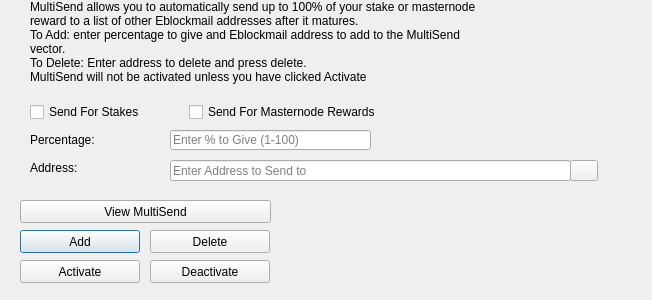
First picture: the form in src/qt/forms/multisenddialog.ui, repository eenglish34/E-BlockMail, before the edit.
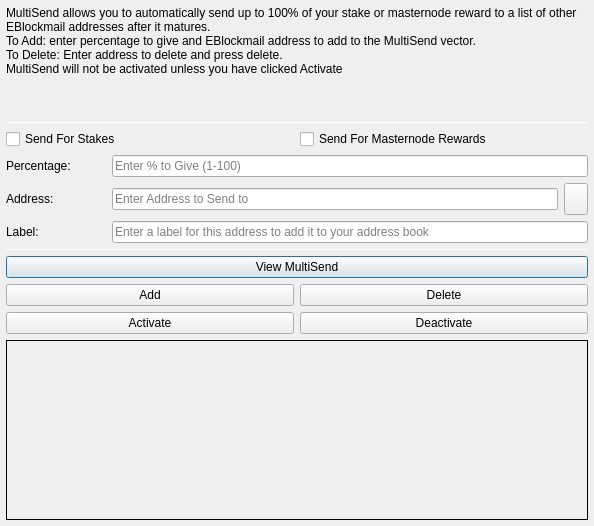
Second picture: the form after the edit. Icons and pictures are not drawn.

The edit to the form file:
```diff
--- a/src/qt/forms/multisenddialog.ui
+++ b/src/qt/forms/multisenddialog.ui
@@ -9,22 +9,106 @@
    <rect>
     <x>0</x>
     <y>0</y>
-    <width>652</width>
-    <height>300</height>
+    <width>594</width>
+    <height>526</height>
    </rect>
   </property>
   <property name="windowTitle">
    <string>MultiSend</string>
   </property>
+  <layout class="QVBoxLayout" name="verticalLayout" stretch="0">
+   <property name="leftMargin">
+    <number>6</number>
+   </property>
+   <property name="topMargin">
+    <number>6</number>
+   </property>
+   <property name="rightMargin">
+    <number>6</number>
+   </property>
+   <property name="bottomMargin">
+    <number>6</number>
+   </property>
+   <item>
+    <layout class="QVBoxLayout" name="verticalLayout_Main" stretch="1,1,1,0,1,1,1">
+     <item>
+      <widget class="QLabel" name="label_2">
+       <property name="lineWidth">
+        <number>1</number>
+       </property>
+       <property name="text">
+        <string>MultiSend allows you to automatically send up to 100% of your stake or masternode reward to a list of other EBlockmail addresses after it matures.
+To Add: enter percentage to give and EBlockmail address to add to the MultiSend vector.
+To Delete: Enter address to delete and press delete.
+MultiSend will not be activated unless you have clicked Activate</string>
+       </property>
+       <property name="alignment">
+        <set>Qt::AlignLeading|Qt::AlignLeft|Qt::AlignTop</set>
+       </property>
+       <property name="wordWrap">
+        <bool>true</bool>
+       </property>
+      </widget>
+     </item>
+     <item>
+      <widget class="Line" name="line">
+       <property name="minimumSize">
+        <size>
+         <width>0</width>
+         <height>1</height>
+        </size>
+       </property>
+       <property name="maximumSize">
+        <size>
+         <width>16777215</width>
+         <height>1</height>
+        </size>
+       </property>
+       <property name="orientation">
+        <enum>Qt::Horizontal</enum>
+       </property>
+      </widget>
+     </item>
+     <item>
+      <layout class="QVBoxLayout" name="verticalLayout_Settings">
+       <item>
+        <layout class="QHBoxLayout" name="horizontalLayout">
+         <item>
+          <widget class="QCheckBox" name="multiSendStakeCheckBox">
+           <property name="text">
+            <string>Send For Stakes</string>
+           </property>
+          </widget>
+         </item>
+         <item>
+          <widget class="QCheckBox" name="multiSendMasternodeCheckBox">
+           <property name="text">
+            <string>Send For Masternode Rewards</string>
+           </property>
+          </widget>
+         </item>
+        </layout>
+       </item>
+       <item>
+        <layout class="QHBoxLayout" name="horizontalLayout_6">
+         <item>
+          <widget class="QLabel" name="label">
+           <property name="minimumSize">
+            <size>
+             <width>100</width>
+             <height>0</height>
+            </size>
+           </property>
+           <property name="toolTip">
+            <string>Percentage of stake to send</string>
+           </property>
+           <property name="text">
+            <string>Percentage:</string>
+           </property>
+          </widget>
+         </item>
+         <item>
   <widget class="QLineEdit" name="multiSendPercentEdit">
-   <property name="geometry">
-    <rect>
-     <x>170</x>
-     <y>130</y>
-     <width>201</width>
-     <height>20</height>
-    </rect>
-   </property>
    <property name="toolTip">
     <string>Enter whole numbers 1 - 100</string>
    </property>
@@ -32,15 +116,29 @@
     <string>Enter % to Give (1-100)</string>
    </property>
   </widget>
+         </item>
+        </layout>
+       </item>
+       <item>
+        <layout class="QHBoxLayout" name="horizontalLayout_7">
+         <item>
+          <widget class="QLabel" name="label_5">
+           <property name="minimumSize">
+            <size>
+             <width>100</width>
+             <height>0</height>
+            </size>
+           </property>
+           <property name="toolTip">
+            <string>Address to send portion of stake to</string>
+           </property>
+           <property name="text">
+            <string>Address:</string>
+           </property>
+          </widget>
+         </item>
+         <item>
   <widget class="QLineEdit" name="multiSendAddressEdit">
-   <property name="geometry">
-    <rect>
-     <x>170</x>
-     <y>160</y>
-     <width>401</width>
-     <height>21</height>
-    </rect>
-   </property>
    <property name="toolTip">
     <string/>
    </property>
@@ -48,87 +146,14 @@
     <string>Enter Address to Send to</string>
    </property>
   </widget>
-  <widget class="QLabel" name="label_2">
-   <property name="geometry">
-    <rect>
-     <x>30</x>
-     <y>0</y>
-     <width>451</width>
-     <height>121</height>
-    </rect>
-   </property>
-   <property name="lineWidth">
-    <number>1</number>
-   </property>
-   <property name="text">
-    <string>MultiSend allows you to automatically send up to 100% of your stake or masternode reward to a list of other Eblockmail addresses after it matures.
-To Add: enter percentage to give and Eblockmail address to add to the MultiSend vector.
-To Delete: Enter address to delete and press delete.
-MultiSend will not be activated unless you have clicked Activate</string>
-   </property>
-   <property name="alignment">
-    <set>Qt::AlignLeading|Qt::AlignLeft|Qt::AlignTop</set>
-   </property>
-   <property name="wordWrap">
-    <bool>true</bool>
-   </property>
-  </widget>
-  <widget class="QLabel" name="message">
-   <property name="geometry">
-    <rect>
-     <x>290</x>
-     <y>200</y>
-     <width>351</width>
-     <height>91</height>
-    </rect>
-   </property>
-   <property name="text">
-    <string/>
-   </property>
-  </widget>
-  <widget class="QPushButton" name="addButton">
-   <property name="geometry">
-    <rect>
-     <x>20</x>
-     <y>230</y>
-     <width>120</width>
-     <height>23</height>
-    </rect>
-   </property>
-   <property name="toolTip">
-    <string/>
-   </property>
-   <property name="statusTip">
-    <string>Add to MultiSend Vector</string>
-   </property>
-   <property name="text">
-    <string>Add</string>
-   </property>
-  </widget>
-  <widget class="QPushButton" name="disableButton">
-   <property name="geometry">
-    <rect>
-     <x>150</x>
-     <y>260</y>
-     <width>120</width>
-     <height>23</height>
-    </rect>
-   </property>
-   <property name="statusTip">
-    <string>Deactivate MultiSend</string>
-   </property>
-   <property name="text">
-    <string>Deactivate</string>
-   </property>
-  </widget>
-  <widget class="QPushButton" name="addressBookButton">
-   <property name="geometry">
-    <rect>
-     <x>570</x>
-     <y>160</y>
-     <width>28</width>
-     <height>21</height>
-    </rect>
+         </item>
+         <item>
+          <widget class="QToolButton" name="addressBookButton">
+           <property name="maximumSize">
+            <size>
+             <width>16777215</width>
+             <height>32</height>
+            </size>
    </property>
    <property name="toolTip">
     <string>Choose an address from the address book</string>
@@ -143,51 +168,85 @@
    <property name="shortcut">
     <string>Alt+A</string>
    </property>
-   <property name="autoDefault">
-    <bool>false</bool>
-   </property>
-  </widget>
-  <widget class="QLabel" name="label">
-   <property name="geometry">
-    <rect>
-     <x>30</x>
-     <y>130</y>
-     <width>121</width>
-     <height>20</height>
-    </rect>
-   </property>
+          </widget>
+         </item>
+        </layout>
+       </item>
+      </layout>
+     </item>
+     <item>
+      <layout class="QHBoxLayout" name="horizontalLayout_3">
+       <item>
+        <widget class="QLabel" name="label_3">
+         <property name="minimumSize">
+          <size>
+           <width>100</width>
+           <height>0</height>
+          </size>
+         </property>
+         <property name="text">
+          <string>Label:</string>
+         </property>
+        </widget>
+       </item>
+       <item>
+        <widget class="QLineEdit" name="labelAddressLabelEdit">
+         <property name="placeholderText">
+          <string>Enter a label for this address to add it to your address book</string>
+         </property>
+        </widget>
+       </item>
+      </layout>
+     </item>
+     <item>
+      <widget class="Line" name="line_2">
+       <property name="minimumSize">
+        <size>
+         <width>0</width>
+         <height>1</height>
+        </size>
+       </property>
+       <property name="maximumSize">
+        <size>
+         <width>16777215</width>
+         <height>1</height>
+        </size>
+       </property>
+       <property name="orientation">
+        <enum>Qt::Horizontal</enum>
+       </property>
+      </widget>
+     </item>
+     <item>
+      <layout class="QVBoxLayout" name="verticalLayout_Buttons">
+       <item>
+        <layout class="QHBoxLayout" name="horizontalLayout_4">
+         <item>
+          <widget class="QPushButton" name="viewButton">
    <property name="toolTip">
     <string>Percentage of stake to send</string>
    </property>
    <property name="text">
-    <string>Percentage:</string>
-   </property>
-  </widget>
-  <widget class="QLabel" name="label_5">
-   <property name="geometry">
-    <rect>
-     <x>30</x>
-     <y>160</y>
-     <width>111</width>
-     <height>16</height>
-    </rect>
-   </property>
+            <string>View MultiSend</string>
+           </property>
+          </widget>
+         </item>
+        </layout>
+       </item>
+       <item>
+        <layout class="QHBoxLayout" name="horizontalLayout_2">
+         <item>
+          <widget class="QPushButton" name="addButton">
    <property name="toolTip">
     <string>Address to send portion of stake to</string>
    </property>
    <property name="text">
-    <string>Address:</string>
-   </property>
-  </widget>
+            <string>Add</string>
+           </property>
+          </widget>
+         </item>
+         <item>
   <widget class="QPushButton" name="deleteButton">
-   <property name="geometry">
-    <rect>
-     <x>150</x>
-     <y>230</y>
-     <width>120</width>
-     <height>23</height>
-    </rect>
-   </property>
    <property name="toolTip">
     <string/>
    </property>
@@ -198,15 +257,13 @@
     <string>Delete</string>
    </property>
   </widget>
+         </item>
+        </layout>
+       </item>
+       <item>
+        <layout class="QHBoxLayout" name="horizontalLayout_5">
+         <item>
   <widget class="QPushButton" name="activateButton">
-   <property name="geometry">
-    <rect>
-     <x>20</x>
-     <y>260</y>
-     <width>120</width>
-     <height>23</height>
-    </rect>
-   </property>
    <property name="statusTip">
     <string>Activate MultiSend</string>
    </property>
@@ -214,51 +271,55 @@
     <string>Activate</string>
    </property>
   </widget>
-  <widget class="QPushButton" name="viewButton">
-   <property name="geometry">
-    <rect>
-     <x>20</x>
-     <y>200</y>
-     <width>251</width>
-     <height>23</height>
-    </rect>
-   </property>
-   <property name="toolTip">
-    <string/>
-   </property>
+         </item>
+         <item>
+          <widget class="QPushButton" name="disableButton">
    <property name="statusTip">
     <string>View MultiSend Vector</string>
    </property>
    <property name="text">
-    <string>View MultiSend</string>
-   </property>
-  </widget>
-  <widget class="QWidget" name="horizontalLayoutWidget">
-   <property name="geometry">
-    <rect>
-     <x>30</x>
-     <y>100</y>
-     <width>351</width>
-     <height>24</height>
-    </rect>
-   </property>
-   <layout class="QHBoxLayout" name="horizontalLayout">
-    <item>
-     <widget class="QCheckBox" name="multiSendStakeCheckBox">
-      <property name="text">
-       <string>Send For Stakes</string>
-      </property>
-     </widget>
-    </item>
+            <string>Deactivate</string>
+           </property>
+          </widget>
+         </item>
+        </layout>
+       </item>
+      </layout>
+     </item>
     <item>
-     <widget class="QCheckBox" name="multiSendMasternodeCheckBox">
+      <widget class="QLabel" name="message">
+       <property name="minimumSize">
+        <size>
+         <width>0</width>
+         <height>180</height>
+        </size>
+       </property>
+       <property name="frameShape">
+        <enum>QFrame::Panel</enum>
+       </property>
+       <property name="frameShadow">
+        <enum>QFrame::Plain</enum>
+       </property>
+       <property name="lineWidth">
+        <number>1</number>
+       </property>
+       <property name="midLineWidth">
+        <number>1</number>
+       </property>
       <property name="text">
-       <string>Send For Masternode Rewards</string>
-      </property>
+        <string/>
+       </property>
+       <property name="alignment">
+        <set>Qt::AlignLeading|Qt::AlignLeft|Qt::AlignTop</set>
+       </property>
+       <property name="wordWrap">
+        <bool>true</bool>
+       </property>
      </widget>
     </item>
    </layout>
-  </widget>
+   </item>
+  </layout>
  </widget>
  <resources>
   <include location="../eblockmail.qrc"/>
```
Left out of the diff: 16 changed lines with no effect on the pictures. Lines whose indentation alone changed are shown as unchanged.
